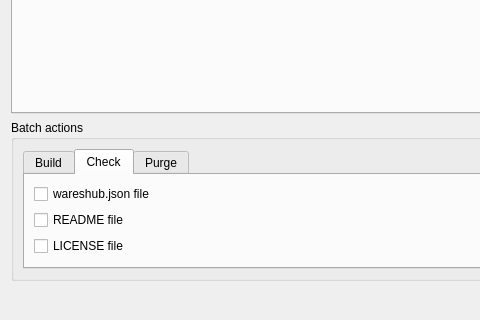
First picture: the form in src/openfluid/ui/waresdev/WorkspaceDevDashboardDialog.ui, repository OpenFLUID/openfluid, before the edit; both pictures show x 0 to 480 and y 380 to 700 of the 900 by 700 pixel window.
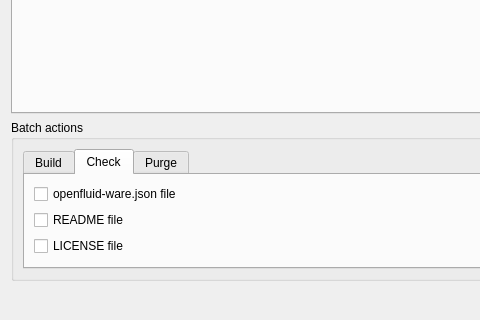
Second picture: the form after the edit. The open tabs and pages were chosen to show the change. Custom widgets are drawn as their Qt base class.

Commit message: Fix of configuration in DevStudio dashboard

The edit to the form file:
```diff
--- a/src/openfluid/ui/waresdev/WorkspaceDevDashboardDialog.ui
+++ b/src/openfluid/ui/waresdev/WorkspaceDevDashboardDialog.ui
@@ -151,7 +151,7 @@
             <item>
              <widget class="QCheckBox" name="WareshubCheckBox">
               <property name="text">
-               <string>wareshub.json file</string>
+               <string>openfluid-ware.json file</string>
               </property>
              </widget>
             </item>
```
The commit also changes 1 other file.
